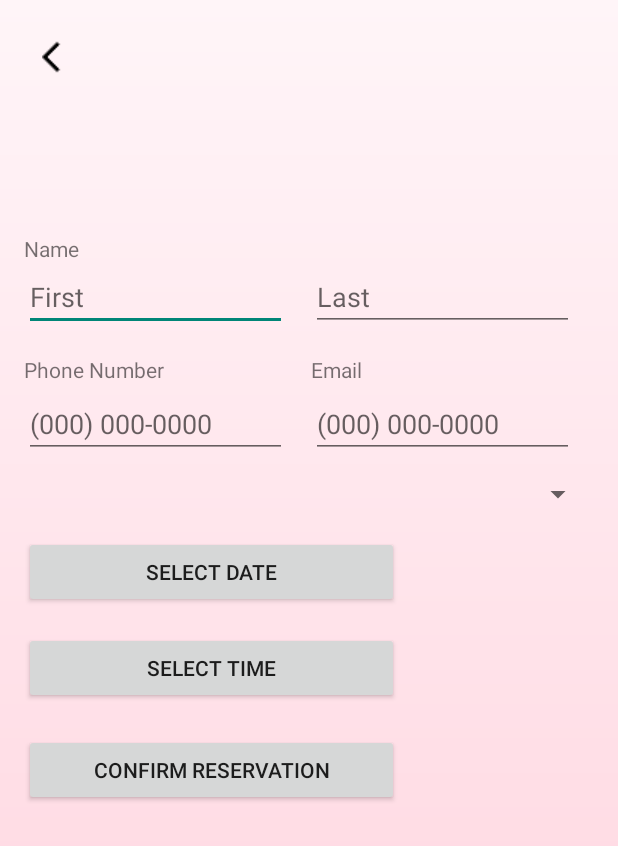
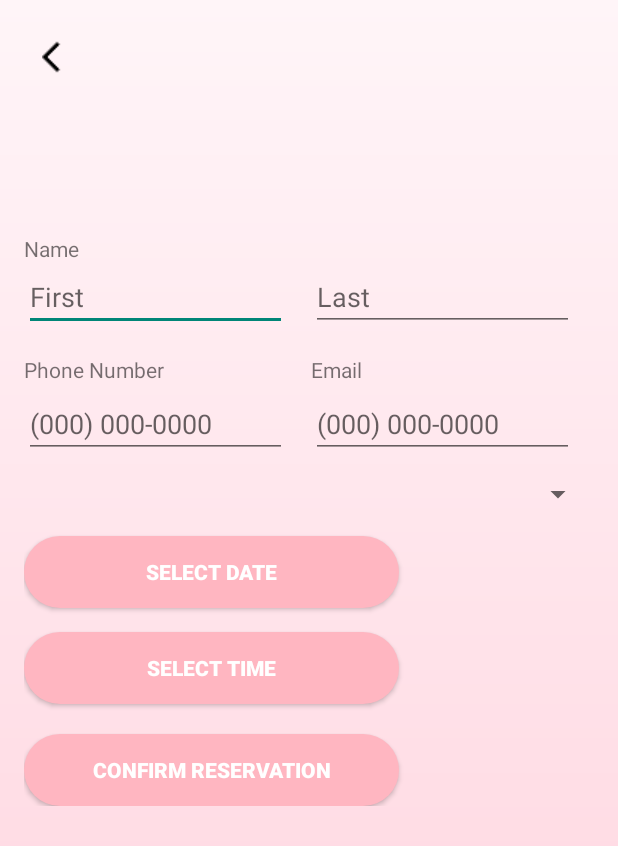
Before and after one commit to Tantan570/Fleek-Tip, an Android app built with Jetpack Compose: the screen it shows after launch (ReservationActivity), after a tap on "BOOK NOW", on a phone screen of 412 x 824 dp. Shown: the top 846 px of the screen. Run offline under Robolectric (Android 15) with nearby library versions, the phone set to English and light mode, and no system bars.

Commit message:
Added Buttons for opening Socials (Facebook and Tiktok).
UI for AR screen still on development

```diff
--- a/app/src/main/AndroidManifest.xml
+++ b/app/src/main/AndroidManifest.xml
@@ -11,6 +11,9 @@
         android:roundIcon="@drawable/logo"
         android:supportsRtl="true"
         android:theme="@style/Theme.FleekTip">
+
+        <activity android:name=".SocialRedirectActivity" />
+
         <activity
             android:name=".ReservationActivity"
             android:exported="false"
--- a/app/src/main/java/com/example/fleektip/MainActivity.kt
+++ b/app/src/main/java/com/example/fleektip/MainActivity.kt
@@ -4,6 +4,8 @@ import android.os.Bundle
 import android.widget.Button
 import android.content.Intent
 import androidx.appcompat.app.AppCompatActivity
+import android.widget.ImageButton
+import android.net.Uri
 
 class MainActivity : AppCompatActivity() {
 
@@ -11,17 +13,39 @@ class MainActivity : AppCompatActivity() {
         super.onCreate(savedInstanceState)
         setContentView(R.layout.main_menu)
 
+        // Move to AR try on screen
         val btnTryOn = findViewById<Button>(R.id.btnTryOn)
         btnTryOn.setOnClickListener {
             val intent = Intent(this, ARScreenActivity::class.java)
             startActivity(intent)
         }
 
+        //Move to reservation Screen
         val btnReservation = findViewById<Button>(R.id.btnReservation)
         btnReservation.setOnClickListener {
             val intent = Intent(this, ReservationActivity::class.java)
             startActivity(intent)
         }
 
+        //Buttons for opening the link for the socials
+        val btnFacebook = findViewById<ImageButton>(R.id.btn_facebook)
+        val btnTiktok = findViewById<ImageButton>(R.id.btn_tiktok)
+
+        //Shows loading screen first before opening app oe browser
+
+        // Facebook button
+        btnFacebook.setOnClickListener {
+            val loadingIntent = Intent(this, SocialRedirectActivity::class.java)
+            loadingIntent.putExtra("platform", "facebook")
+            startActivity(loadingIntent)
+        }
+
+        // TikTok button
+        btnTiktok.setOnClickListener {
+            val loadingIntent = Intent(this, SocialRedirectActivity::class.java)
+            loadingIntent.putExtra("platform", "tiktok")
+            startActivity(loadingIntent)
+        }
+
     }
 }
--- a/app/src/main/java/com/example/fleektip/ReservationActivity.kt
+++ b/app/src/main/java/com/example/fleektip/ReservationActivity.kt
@@ -4,13 +4,14 @@ import android.content.Intent
 import android.os.Bundle
 import android.widget.Button
 import androidx.appcompat.app.AppCompatActivity
+import android.widget.ImageButton
 
 class ReservationActivity : AppCompatActivity() {
     override fun onCreate(savedInstanceState: Bundle?) {
         super.onCreate(savedInstanceState)
         setContentView(R.layout.reservation)
 
-        val btnBack = findViewById<Button>(R.id.btnBack)
+        val btnBack = findViewById<ImageButton>(R.id.btnBack)
         btnBack.setOnClickListener {
             val intent = Intent(this, MainActivity::class.java)
             startActivity(intent)
--- a/app/src/main/res/layout/reservation.xml
+++ b/app/src/main/res/layout/reservation.xml
@@ -63,14 +63,19 @@
             android:id="@+id/spnService"
             android:layout_width="0dp"
             android:layout_height="wrap_content"
-            app:layout_constraintTop_toBottomOf="@id/etPhone"
+            android:layout_marginTop="12dp"
+            android:hint="Select Service"
+            app:layout_constraintEnd_toEndOf="parent"
+            app:layout_constraintHorizontal_bias="0.0"
             app:layout_constraintStart_toStartOf="parent"
-            app:layout_constraintEnd_toEndOf="parent"
-            android:layout_marginTop="12dp"/>
+            app:layout_constraintTop_toBottomOf="@id/etPhone" />
 
         <Button
             android:id="@+id/btnDate"
             android:layout_width="250dp"
+            android:background="@drawable/rounded_button"
+            android:textColor="@android:color/white"
+            android:textStyle="bold"
             android:layout_height="wrap_content"
             android:layout_marginTop="16dp"
             android:text="Select Date"
@@ -82,6 +87,9 @@
         <Button
             android:id="@+id/btnTime"
             android:layout_width="250dp"
+            android:background="@drawable/rounded_button"
+            android:textColor="@android:color/white"
+            android:textStyle="bold"
             android:layout_height="wrap_content"
             android:layout_marginTop="16dp"
             android:text="Select Time"
@@ -93,6 +101,9 @@
         <Button
             android:id="@+id/btnConfirm"
             android:layout_width="250dp"
+            android:background="@drawable/rounded_button"
+            android:textColor="@android:color/white"
+            android:textStyle="bold"
             android:layout_height="wrap_content"
             android:layout_marginTop="20dp"
             android:text="Confirm Reservation"
--- a/app/src/main/res/values/colors.xml
+++ b/app/src/main/res/values/colors.xml
@@ -8,4 +8,5 @@
     <color name="teal_700">#FF018786</color>
     <color name="black">#FF000000</color>
     <color name="white">#FFFFFFFF</color>
+    <color name="magenta">#da0d84</color>
 </resources>
```
Also changed, not shown: app/src/main/res/layout/main_menu.xml (+33 -0 lines).
